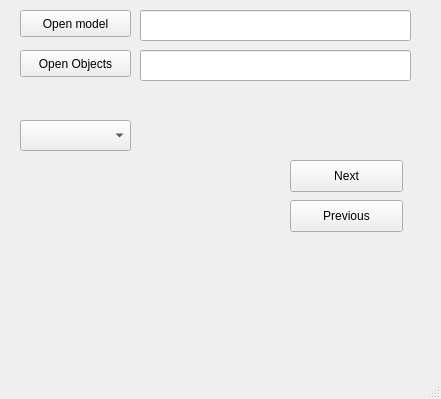
Above: mainwindow.ui from Andoku/AviaEditor before the change. Below: the same form after it.
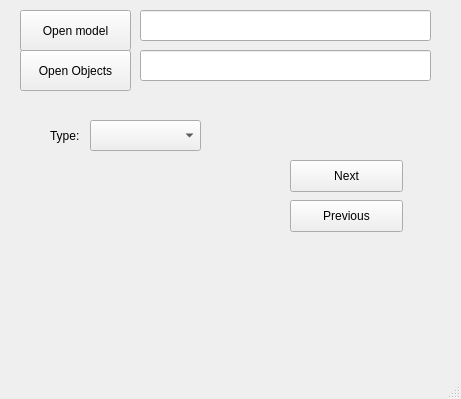
That is the form after the change.

Commit message: рефакторинг

What changed in the file:
```diff
--- a/mainwindow.ui
+++ b/mainwindow.ui
@@ -6,7 +6,7 @@
    <rect>
     <x>0</x>
     <y>0</y>
-    <width>441</width>
+    <width>461</width>
     <height>399</height>
    </rect>
   </property>
@@ -19,7 +19,7 @@
      <rect>
       <x>140</x>
       <y>10</y>
-      <width>271</width>
+      <width>291</width>
       <height>31</height>
      </rect>
     </property>
@@ -32,7 +32,7 @@
      <rect>
       <x>140</x>
       <y>50</y>
-      <width>271</width>
+      <width>291</width>
       <height>31</height>
      </rect>
     </property>
@@ -80,7 +80,7 @@
    <widget class="QComboBox" name="classType">
     <property name="geometry">
      <rect>
-      <x>20</x>
+      <x>90</x>
       <y>120</y>
       <width>111</width>
       <height>31</height>
@@ -93,7 +93,7 @@
       <x>20</x>
       <y>10</y>
       <width>111</width>
-      <height>27</height>
+      <height>41</height>
      </rect>
     </property>
     <property name="text">
@@ -106,13 +106,26 @@
       <x>20</x>
       <y>50</y>
       <width>111</width>
-      <height>27</height>
+      <height>41</height>
      </rect>
     </property>
     <property name="text">
      <string>Open Objects</string>
     </property>
    </widget>
+   <widget class="QLabel" name="typeLabel">
+    <property name="geometry">
+     <rect>
+      <x>50</x>
+      <y>120</y>
+      <width>41</width>
+      <height>31</height>
+     </rect>
+    </property>
+    <property name="text">
+     <string>Type:</string>
+    </property>
+   </widget>
   </widget>
   <widget class="QStatusBar" name="statusBar"/>
   <widget class="QMenuBar" name="menuBar">
```
Left out of the diff: 4 changed lines with no effect on the pictures. The commit also changes 2 other files.
